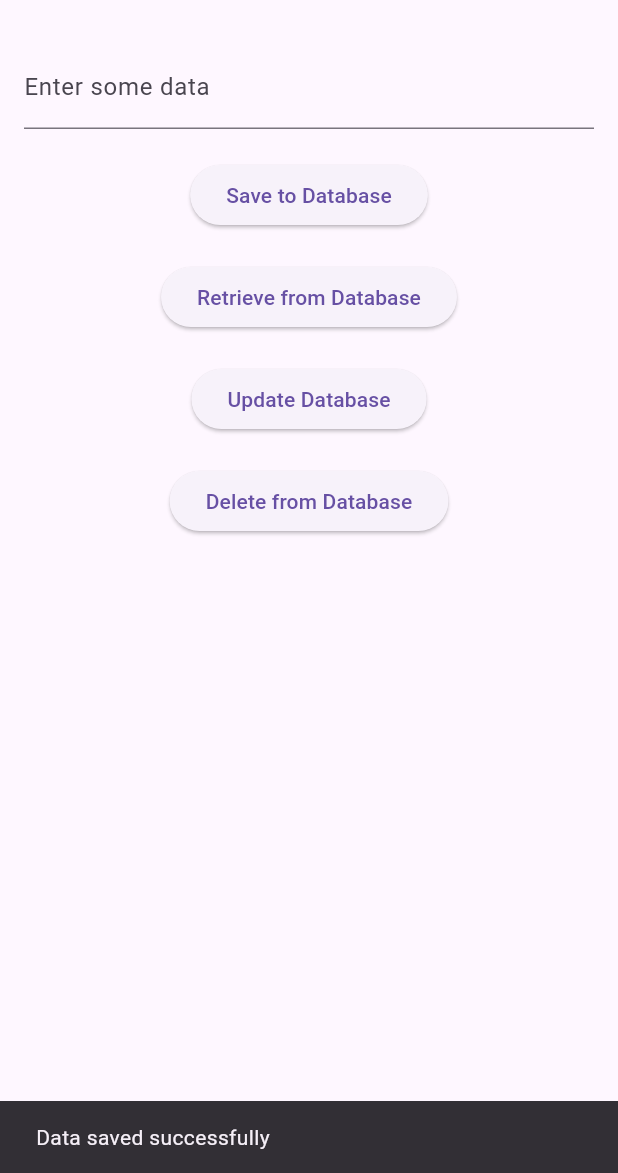
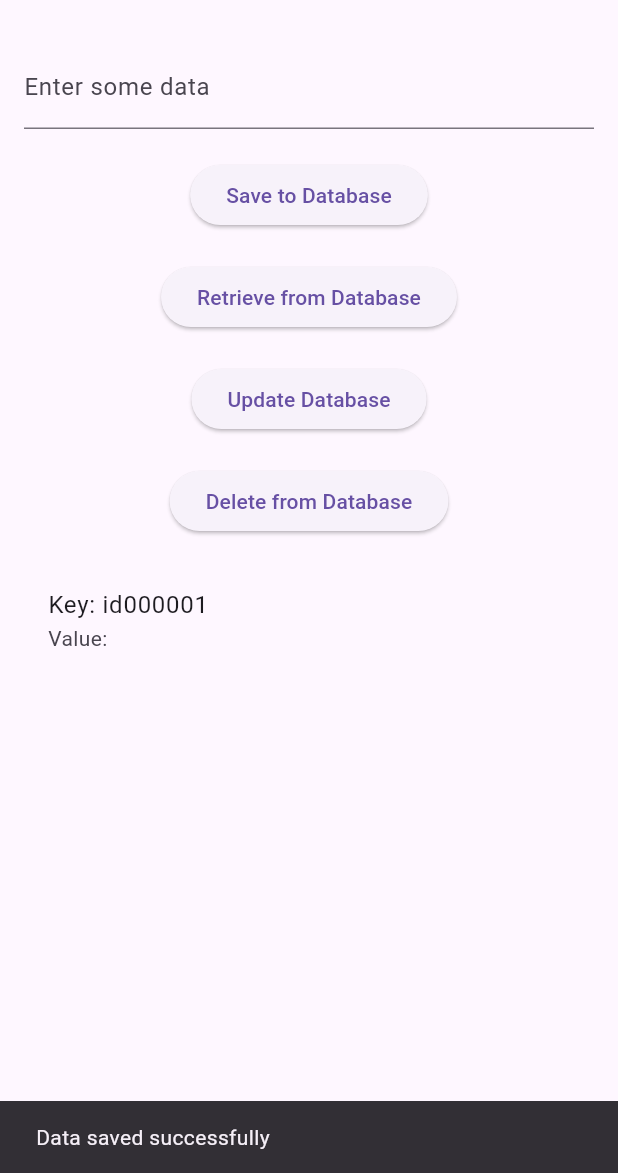
Before and after one commit to bbinxx/flutter_firebase, a Flutter app: the screen it shows after launch, after a tap on "Save to Database", on a phone screen of 412 x 824 dp, the part 63-1236 px from its top. Run offline on Flutter 3.47's test engine with Material 3 defaults, Android fonts, the phone set to English and light mode, and no system bars; our stand-ins replace firebase_core, firebase_database; accounts and stored records are empty; generated files the repository leaves out were written again.

Commit message:
realtime data display

```diff
--- a/lib/views/home.dart
+++ b/lib/views/home.dart
@@ -9,6 +9,7 @@ class MyHomePage extends StatefulWidget {
 class _MyHomePageState extends State<MyHomePage> {
   final DatabaseReference _databaseRef = FirebaseDatabase.instance.ref();
   final TextEditingController _controller = TextEditingController();
+  static const String _dataPath = 'example'; // Declare the path as a constant
 
   @override
   Widget build(BuildContext context) {
@@ -44,6 +45,36 @@ class _MyHomePageState extends State<MyHomePage> {
               onPressed: _deleteData,
               child: Text('Delete from Database'),
             ),
+            SizedBox(height: 20),
+            Expanded(
+              child: StreamBuilder(
+                stream: _databaseRef.child(_dataPath).onValue,
+                builder: (context, AsyncSnapshot<DatabaseEvent> snapshot) {
+                  if (snapshot.connectionState == ConnectionState.waiting) {
+                    return Center(child: CircularProgressIndicator());
+                  } else if (snapshot.hasError) {
+                    return Center(child: Text('Error: ${snapshot.error}'));
+                  } else if (!snapshot.hasData ||
+                      snapshot.data!.snapshot.value == null) {
+                    return Center(child: Text('No data found'));
+                  } else {
+                    Map<dynamic, dynamic> data =
+                        snapshot.data!.snapshot.value as Map<dynamic, dynamic>;
+                    return ListView.builder(
+                      itemCount: data.length,
+                      itemBuilder: (context, index) {
+                        String key = data.keys.elementAt(index);
+                        String value = data[key]['data'];
+                        return ListTile(
+                          title: Text('Key: $key'),
+                          subtitle: Text('Value: $value'),
+                        );
+                      },
+                    );
+                  }
+                },
+              ),
+            ),
           ],
         ),
       ),
@@ -53,11 +84,11 @@ class _MyHomePageState extends State<MyHomePage> {
   void _saveData() async {
     try {
       // Generate a unique key for each new entry
-      String? newKey = _databaseRef.child('example').push().key;
+      String? newKey = _databaseRef.child(_dataPath).push().key;
 
       // Use the unique key to add data under that key
       await _databaseRef
-          .child('example')
+          .child(_dataPath)
           .child(newKey!)
           .set({'data': _controller.text});
       _controller.clear();
@@ -73,7 +104,7 @@ class _MyHomePageState extends State<MyHomePage> {
 
   void _retrieveData() async {
     try {
-      DatabaseEvent event = await _databaseRef.child('example').once();
+      DatabaseEvent event = await _databaseRef.child(_dataPath).once();
       print('Data retrieved: ${event.snapshot.value}');
       ScaffoldMessenger.of(context).showSnackBar(
         SnackBar(content: Text('Data retrieved: ${event.snapshot.value}')),
@@ -88,7 +119,7 @@ class _MyHomePageState extends State<MyHomePage> {
   void _updateData() async {
     try {
       await _databaseRef
-          .child('example')
+          .child(_dataPath)
           .update({'data': 'Updated ${_controller.text}'});
       _controller.clear();
       ScaffoldMessenger.of(context).showSnackBar(
@@ -103,7 +134,7 @@ class _MyHomePageState extends State<MyHomePage> {
 
   void _deleteData() async {
     try {
-      await _databaseRef.child('example').remove();
+      await _databaseRef.child(_dataPath).remove();
       ScaffoldMessenger.of(context).showSnackBar(
         SnackBar(content: Text('Data deleted successfully')),
       );
```
